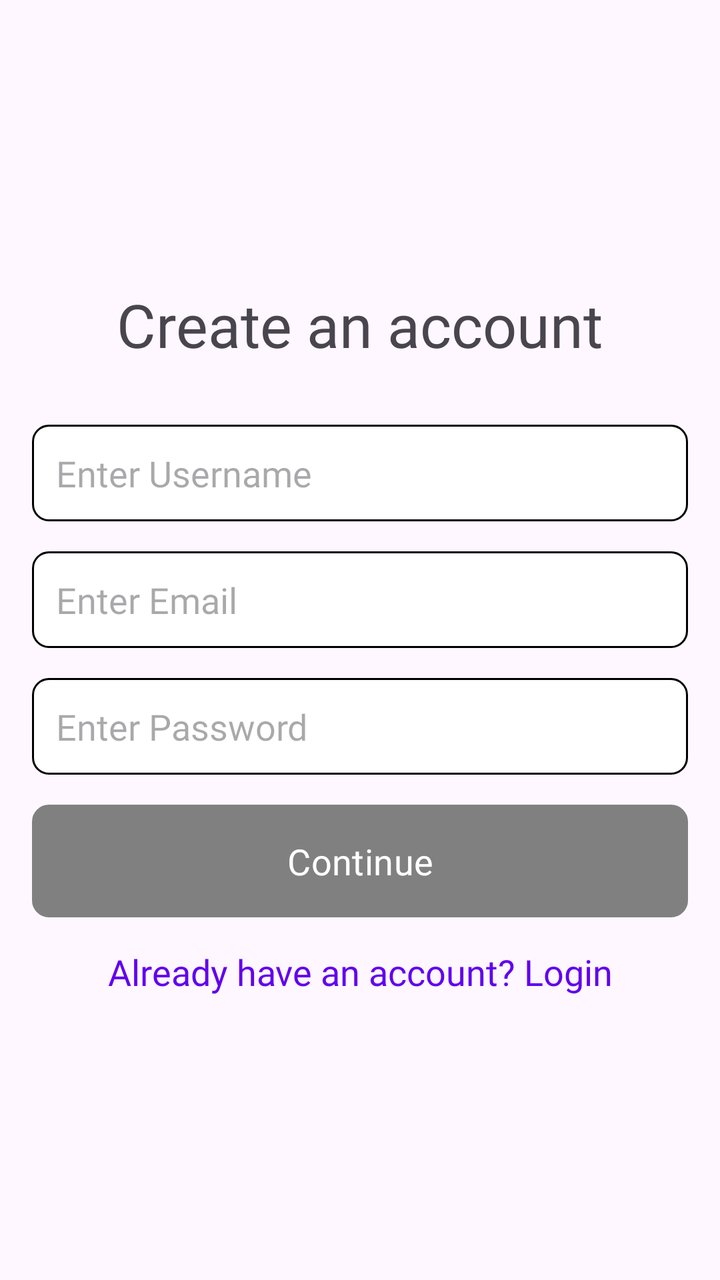
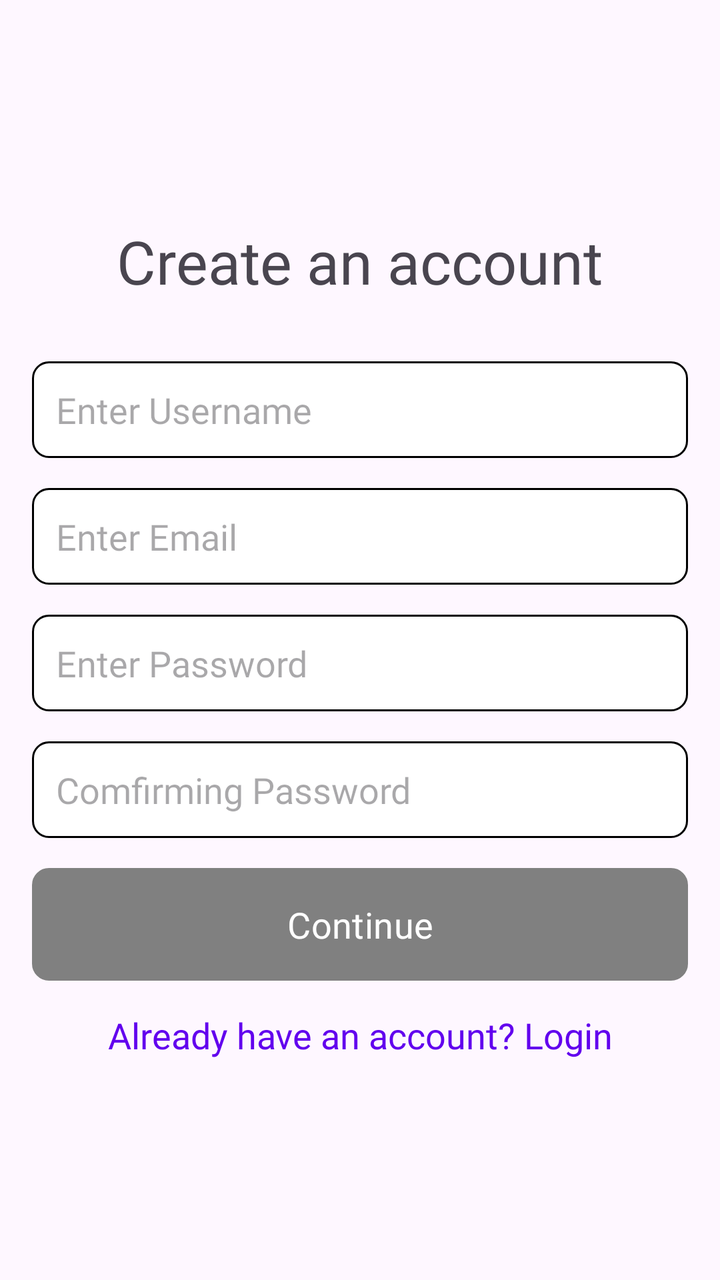

Before-and-after screenshots of an Android layout around one commit, followed by the original layout XML and the change that was made.
<!-- AndroidManifest.xml: application theme Theme.Cuoi -->
<!-- res/layout/activity_register.xml -->
<?xml version="1.0" encoding="utf-8"?>
<ScrollView xmlns:android="http://schemas.android.com/apk/res/android"
    android:layout_width="match_parent"
    android:layout_height="match_parent">

    <LinearLayout
        android:layout_width="match_parent"
        android:layout_height="wrap_content"
        android:orientation="vertical"
        android:layout_gravity="center"
        android:padding="16dp">

        <TextView
            android:layout_width="wrap_content"
            android:layout_height="wrap_content"
            android:text="Create an account"
            android:textSize="30sp"
            android:fontFamily="@font/sfheavy"
            android:layout_gravity="center"/>

        
        <EditText
            android:id="@+id/editTextUsername"
            android:layout_width="match_parent"
            android:layout_height="wrap_content"
            android:hint="Enter Username"
            android:fontFamily="@font/roboto_medium"
            android:background="@drawable/border"
            android:padding="12dp"
            android:layout_marginTop="30dp"
            android:inputType="text" />

        
        <EditText
            android:id="@+id/editTextEmail"
            android:layout_width="match_parent"
            android:layout_height="wrap_content"
            android:hint="Enter Email"
            android:fontFamily="@font/roboto_medium"
            android:background="@drawable/border"
            android:padding="12dp"
            android:layout_marginTop="15dp"
            android:inputType="textEmailAddress" />

        
        <EditText
            android:id="@+id/editTextPassword"
            android:layout_width="match_parent"
            android:layout_height="wrap_content"
            android:hint="Enter Password"
            android:fontFamily="@font/roboto_medium"
            android:background="@drawable/border"
            android:padding="12dp"
            android:layout_marginTop="15dp"
            android:inputType="textPassword" />

        
        <Button
            android:id="@+id/buttonRegister"
            android:layout_width="match_parent"
            android:layout_height="wrap_content"
            android:fontFamily="@font/roboto_bold"
            android:background="@drawable/white_border"
            android:padding="12dp"
            android:layout_marginTop="15dp"
            android:textSize="18sp"
            android:text="Continue" />

        <TextView
            android:layout_width="match_parent"
            android:layout_height="wrap_content"
            android:id="@+id/loginButton"
            android:text="Already have an account? Login"
            android:fontFamily="@font/roboto_medium"
            android:textSize="18sp"
            android:layout_marginTop="15dp"
            android:gravity="center"
            android:textColor="@color/purple_500"
             />


    </LinearLayout>
</ScrollView>
<!-- resources referenced by this layout -->
<resources>
  <color name="purple_500">#FF6200EE</color>
  <!-- drawable border (drawable) -->
  <shape xmlns:tools="http://schemas.android.com/tools"
      xmlns:android="http://schemas.android.com/apk/res/android"
      tools:ignore="ExtraText">
      <solid android:color="@color/white" />
      <stroke
          android:color="#000000"
          android:width="1dp" />
      <corners android:radius="8dp" />
  </shape>
  <!-- drawable white_border (drawable) -->
  <shape xmlns:tools="http://schemas.android.com/tools"
      xmlns:android="http://schemas.android.com/apk/res/android"
      tools:ignore="ExtraText">
      <solid android:color="@color/white"/>
      <gradient
          android:startColor="@color/white"
          android:endColor="#8c8787"
          android:angle="90"/>
      <stroke
          android:color="#000000"
          android:width="1dp" />
      <corners android:radius="8dp" />
  </shape>
  <style name="Theme.Cuoi" parent="Base.Theme.Cuoi" />
  <color name="white">#FFFFFFFF</color>
  <style name="Base.Theme.Cuoi" parent="Theme.Material3.DayNight.NoActionBar">
          
          <item name="colorPrimary">@color/grey</item>
          <item name="colorPrimaryVariant">@color/teal_200</item>
          <item name="android:statusBarColor">@color/teal_700</item>
          
      </style>
  <color name="grey">#808080</color>
  <color name="teal_200">#FF03DAC5</color>
  <color name="teal_700">#FF018786</color>
</resources>

<!-- the commit's change to res/layout/activity_register.xml (unified diff, before → after) -->
@@ -55,6 +55,18 @@
             android:inputType="textPassword" />
 
         
+        <EditText
+            android:id="@+id/confirmPassword"
+            android:layout_width="match_parent"
+            android:layout_height="wrap_content"
+            android:hint="Comfirming Password"
+            android:fontFamily="@font/roboto_medium"
+            android:background="@drawable/border"
+            android:padding="12dp"
+            android:layout_marginTop="15dp"
+            android:inputType="textPassword" />
+
+        
         <Button
             android:id="@+id/buttonRegister"
             android:layout_width="match_parent"
